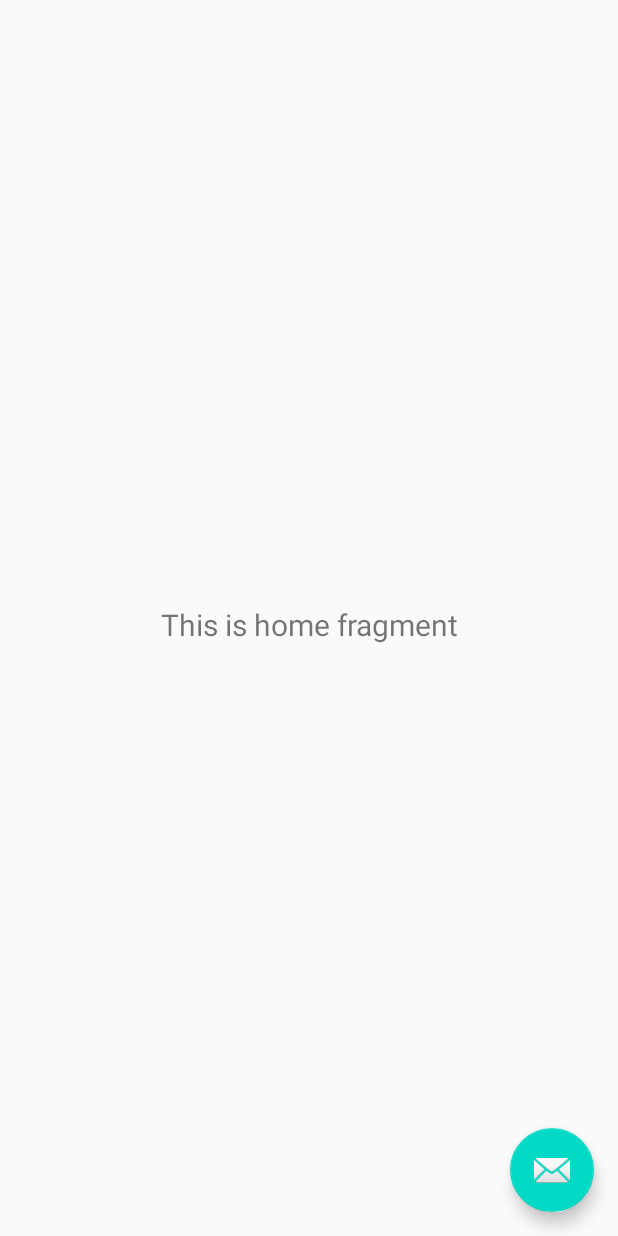
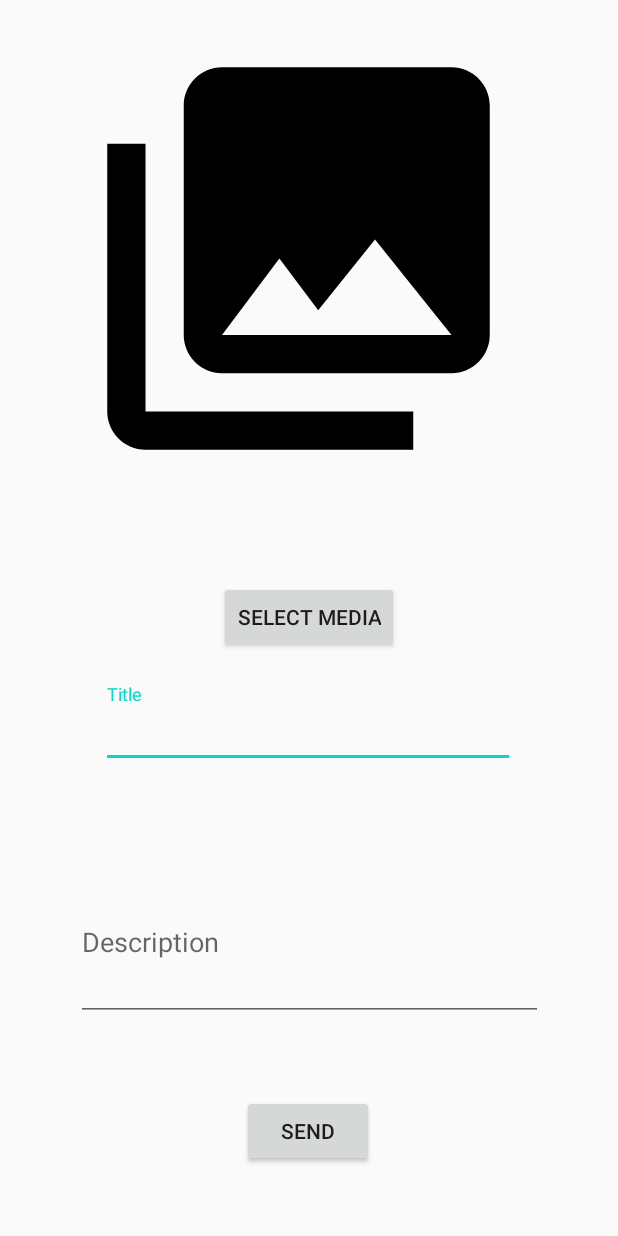
Before and after one commit to mic16/epicture, an Android app: the User screen opened directly, with no data from a screen before it, after a tap on an icon or button, on a phone screen of 412 x 824 dp. Run offline under Robolectric (Android 15) with nearby library versions, the phone set to English and light mode, and no system bars; our stand-ins replace navigation-ui; libraries missing offline, so code that uses them is left out: net.azzerial.jmgur.

Commit message:
send image

```diff
--- a/app/src/main/AndroidManifest.xml
+++ b/app/src/main/AndroidManifest.xml
@@ -14,11 +14,11 @@
         android:roundIcon="@mipmap/ic_launcher_round"
         android:supportsRtl="true"
         android:theme="@style/AppTheme">
-        android:requestLegacyExternalStorage="true">
+        <activity android:name=".PostMedia"></activity>
         <activity
             android:name=".User"
             android:label="@string/title_activity_user"
-            android:theme="@style/AppTheme.NoActionBar"></activity>
+            android:theme="@style/AppTheme.NoActionBar" />
         <activity android:name=".ConnectActivity" />
         <activity android:name=".MainActivity">
             <intent-filter>
--- /dev/null
+++ b/app/src/main/java/com/example/epicture/PostMedia.java
@@ -0,0 +1,129 @@
+package com.example.epicture;
+
+import androidx.appcompat.app.AppCompatActivity;
+import androidx.core.app.ActivityCompat;
+
+import android.Manifest;
+import android.app.Activity;
+import android.content.Intent;
+import android.content.pm.PackageManager;
+import android.database.Cursor;
+import android.graphics.Bitmap;
+import android.graphics.BitmapFactory;
+import android.net.Uri;
+import android.os.Bundle;
+import android.provider.MediaStore;
+import android.view.View;
+import android.widget.Button;
+import android.widget.EditText;
+import android.widget.ImageView;
+
+import com.google.android.material.floatingactionbutton.FloatingActionButton;
+import com.google.android.material.textfield.TextInputLayout;
+
+import net.azzerial.jmgur.api.entities.dto.ImageUploadDTO;
+
+import java.io.ByteArrayOutputStream;
+import java.util.Base64;
+
+public class PostMedia extends AppCompatActivity {
+
+
+    private static int RESULT_LOAD_IMAGE = 1;
+    private String path = "";
+
+    private TextInputLayout mediaTitleInput;
+    private TextInputLayout mediaDescriptionInput;
+
+    // Storage Permissions
+    private static final int REQUEST_EXTERNAL_STORAGE = 1;
+    private static String[] PERMISSIONS_STORAGE = {
+            Manifest.permission.READ_EXTERNAL_STORAGE,
+            Manifest.permission.WRITE_EXTERNAL_STORAGE
+    };
+
+    @Override
+    protected void onCreate(Bundle savedInstanceState) {
+        super.onCreate(savedInstanceState);
+        setContentView(R.layout.activity_post_media);
+
+        mediaTitleInput = (TextInputLayout) findViewById(R.id.mediaTitle);
+        mediaDescriptionInput = (TextInputLayout) findViewById(R.id.mediaDescription);
+
+        Button selectMedia = findViewById(R.id.selectMedia);
+        selectMedia.setOnClickListener(new View.OnClickListener() {
+            @Override
+            public void onClick(View view) {
+                Intent i = new Intent(
+                        Intent.ACTION_PICK, android.provider.MediaStore.Images.Media.EXTERNAL_CONTENT_URI);
+                startActivityForResult(i, RESULT_LOAD_IMAGE);
+            }
+        });
+    }
+
+    public String getPath() {
+        return this.path;
+    }
+
+    public static void verifyStoragePermissions(Activity activity) {
+        // Check if we have write permission
+        int permission = ActivityCompat.checkSelfPermission(activity, Manifest.permission.WRITE_EXTERNAL_STORAGE);
+
+        if (permission != PackageManager.PERMISSION_GRANTED) {
+            // We don't have permission so prompt the user
+            ActivityCompat.requestPermissions(
+                    activity,
+                    PERMISSIONS_STORAGE,
+                    REQUEST_EXTERNAL_STORAGE
+            );
+        }
+    }
+
+    private void uploadImage(String path, String title, String description)
+    {
+        final Bitmap bitmap = BitmapFactory.decodeFile(path);
+        final ByteArrayOutputStream baos = new ByteArrayOutputStream();
+        bitmap.compress(Bitmap.CompressFormat.JPEG, 100, baos);
+        final String base64 = Base64.getEncoder().encodeToString(baos.toByteArray());
+
+        final ImageUploadDTO image = ImageUploadDTO.create()
+                .base64(base64)
+                .setTitle(title)
+                .setDescription(description);
+
+        ApiData.api.IMAGE.uploadImage(image).queue(
+                System.out::println,
+                Throwable::printStackTrace
+        );
+    }
+
+    @Override
+    protected void onActivityResult(int requestCode, int resultCode, Intent data) {
+        super.onActivityResult(requestCode, resultCode, data);
+        verifyStoragePermissions(this);
+        if (requestCode == RESULT_LOAD_IMAGE && resultCode == RESULT_OK && null != data) {
+            Uri selectedImage = data.getData();
+            String[] filePathColumn = { MediaStore.Images.Media.DATA };
+            Cursor cursor = getContentResolver().query(selectedImage,
+                    filePathColumn, null, null, null);
+            cursor.moveToFirst();
+            int columnIndex = cursor.getColumnIndex(filePathColumn[0]);
+            this.path = cursor.getString(columnIndex);
+            cursor.close();
+            ImageView imageView = (ImageView) findViewById(R.id.imageViewMedia);
+            if (imageView != null)
+                imageView.setImageBitmap(BitmapFactory.decodeFile(this.path));
+
+            //uploadImage(picturePath, "test", "yolo");
+        }
+    }
+
+    public void sendImage(View view) {
+        String title = this.mediaTitleInput.getEditText().getText().toString();
+        String description = this.mediaDescriptionInput.getEditText().getText().toString();
+        if (!title.isEmpty() && !description.isEmpty() && !this.path.isEmpty()) {
+            uploadImage(this.path, title, description);
+            finish();
+        }
+    }
+}
--- a/app/src/main/java/com/example/epicture/User.java
+++ b/app/src/main/java/com/example/epicture/User.java
@@ -5,6 +5,7 @@ import android.app.Activity;
 import android.content.Intent;
 import android.content.pm.PackageManager;
 import android.database.Cursor;
+import android.graphics.Bitmap;
 import android.graphics.BitmapFactory;
 import android.net.Uri;
 import android.os.Bundle;
@@ -24,17 +25,14 @@ import androidx.navigation.ui.NavigationUI;
 import androidx.drawerlayout.widget.DrawerLayout;
 import androidx.appcompat.app.AppCompatActivity;
 
+import net.azzerial.jmgur.api.entities.dto.ImageUploadDTO;
+
+import java.io.ByteArrayOutputStream;
+import java.util.Base64;
+
 public class User extends AppCompatActivity {
 
     private AppBarConfiguration mAppBarConfiguration;
-    private static int RESULT_LOAD_IMAGE = 1;
-
-    // Storage Permissions
-    private static final int REQUEST_EXTERNAL_STORAGE = 1;
-    private static String[] PERMISSIONS_STORAGE = {
-            Manifest.permission.READ_EXTERNAL_STORAGE,
-            Manifest.permission.WRITE_EXTERNAL_STORAGE
-    };
 
     @Override
     protected void onCreate(Bundle savedInstanceState) {
@@ -44,9 +42,8 @@ public class User extends AppCompatActivity {
         fab.setOnClickListener(new View.OnClickListener() {
             @Override
             public void onClick(View view) {
-                Intent i = new Intent(
-                        Intent.ACTION_PICK, android.provider.MediaStore.Images.Media.EXTERNAL_CONTENT_URI);
-                startActivityForResult(i, RESULT_LOAD_IMAGE);
+                Intent i = new Intent(view.getContext(), PostMedia.class);
+                startActivity(i);
             }
         });
         DrawerLayout drawer = findViewById(R.id.drawer_layout);
@@ -59,39 +56,6 @@ public class User extends AppCompatActivity {
                 .build();
         NavController navController = Navigation.findNavController(this, R.id.nav_host_fragment);
         NavigationUI.setupWithNavController(navigationView, navController);
-    }
-
-    public static void verifyStoragePermissions(Activity activity) {
-        // Check if we have write permission
-        int permission = ActivityCompat.checkSelfPermission(activity, Manifest.permission.WRITE_EXTERNAL_STORAGE);
-
-        if (permission != PackageManager.PERMISSION_GRANTED) {
-            // We don't have permission so prompt the user
-            ActivityCompat.requestPermissions(
-                    activity,
-                    PERMISSIONS_STORAGE,
-                    REQUEST_EXTERNAL_STORAGE
-            );
-        }
-    }
-
-    @Override
-    protected void onActivityResult(int requestCode, int resultCode, Intent data) {
-        super.onActivityResult(requestCode, resultCode, data);
-        verifyStoragePermissions(this);
-        if (requestCode == RESULT_LOAD_IMAGE && resultCode == RESULT_OK && null != data) {
-            Uri selectedImage = data.getData();
-            String[] filePathColumn = { MediaStore.Images.Media.DATA };
-            Cursor cursor = getContentResolver().query(selectedImage,
-                    filePathColumn, null, null, null);
-            cursor.moveToFirst();
-            int columnIndex = cursor.getColumnIndex(filePathColumn[0]);
-            String picturePath = cursor.getString(columnIndex);
-            cursor.close();
-            ImageView imageView = (ImageView) findViewById(R.id.imageViewTest);
-            if (imageView != null)
-                imageView.setImageBitmap(BitmapFactory.decodeFile(picturePath));
-        }
     }
 
     @Override
--- /dev/null
+++ b/app/src/main/res/layout/activity_post_media.xml
@@ -0,0 +1,78 @@
+<?xml version="1.0" encoding="utf-8"?>
+<androidx.constraintlayout.widget.ConstraintLayout xmlns:android="http://schemas.android.com/apk/res/android"
+    xmlns:app="http://schemas.android.com/apk/res-auto"
+    xmlns:tools="http://schemas.android.com/tools"
+    android:layout_width="match_parent"
+    android:layout_height="match_parent"
+    tools:context=".PostMedia">
+
+    <com.google.android.material.textfield.TextInputLayout
+        android:id="@+id/mediaTitle"
+        android:layout_width="276dp"
+        android:layout_height="69dp"
+        app:layout_constraintBottom_toBottomOf="parent"
+        app:layout_constraintEnd_toEndOf="parent"
+        app:layout_constraintHorizontal_bias="0.496"
+        app:layout_constraintStart_toStartOf="parent"
+        app:layout_constraintTop_toTopOf="parent"
+        app:layout_constraintVertical_bias="0.604">
+
+        <com.google.android.material.textfield.TextInputEditText
+            android:layout_width="match_parent"
+            android:layout_height="wrap_content"
+            android:hint="@string/title" />
+    </com.google.android.material.textfield.TextInputLayout>
+
+    <Button
+        android:id="@+id/selectMedia"
+        android:layout_width="wrap_content"
+        android:layout_height="wrap_content"
+        android:text="@string/select_media"
+        app:layout_constraintBottom_toBottomOf="parent"
+        app:layout_constraintEnd_toEndOf="parent"
+        app:layout_constraintStart_toStartOf="parent"
+        app:layout_constraintTop_toTopOf="parent"
+        app:layout_constraintVertical_bias="0.499" />
+
+    <ImageView
+        android:id="@+id/imageViewMedia"
+        android:layout_width="355dp"
+        android:layout_height="306dp"
+        android:contentDescription="@string/img"
+        app:layout_constraintBottom_toBottomOf="parent"
+        app:layout_constraintEnd_toEndOf="parent"
+        app:layout_constraintHorizontal_bias="0.375"
+        app:layout_constraintStart_toStartOf="parent"
+        app:layout_constraintTop_toTopOf="parent"
+        app:layout_constraintVertical_bias="0.037"
+        app:srcCompat="@drawable/ic_menu_gallery" />
+
+    <com.google.android.material.textfield.TextInputLayout
+        android:id="@+id/mediaDescription"
+        android:layout_width="311dp"
+        android:layout_height="116dp"
+        app:layout_constraintBottom_toBottomOf="parent"
+        app:layout_constraintEnd_toEndOf="parent"
+        app:layout_constraintStart_toStartOf="parent"
+        app:layout_constraintTop_toTopOf="parent"
+        app:layout_constraintVertical_bias="0.8">
+
+        <com.google.android.material.textfield.TextInputEditText
+            android:layout_width="match_parent"
+            android:layout_height="103dp"
+            android:hint="@string/description" />
+    </com.google.android.material.textfield.TextInputLayout>
+
+    <Button
+        android:id="@+id/sendMedia"
+        android:layout_width="wrap_content"
+        android:layout_height="wrap_content"
+        android:onClick="sendImage"
+        android:text="@string/send"
+        app:layout_constraintBottom_toBottomOf="parent"
+        app:layout_constraintEnd_toEndOf="parent"
+        app:layout_constraintHorizontal_bias="0.498"
+        app:layout_constraintStart_toStartOf="parent"
+        app:layout_constraintTop_toTopOf="parent"
+        app:layout_constraintVertical_bias="0.941" />
+</androidx.constraintlayout.widget.ConstraintLayout>
--- a/app/src/main/res/values/strings.xml
+++ b/app/src/main/res/values/strings.xml
@@ -12,4 +12,9 @@
     <string name="menu_gallery">Gallery</string>
     <string name="menu_slideshow">Slideshow</string>
     <string name="connect">Connect</string>
+    <string name="select_media">Select Media</string>
+    <string name="title">Title</string>
+    <string name="img">Img</string>
+    <string name="description">Description</string>
+    <string name="send">Send</string>
 </resources>
```
